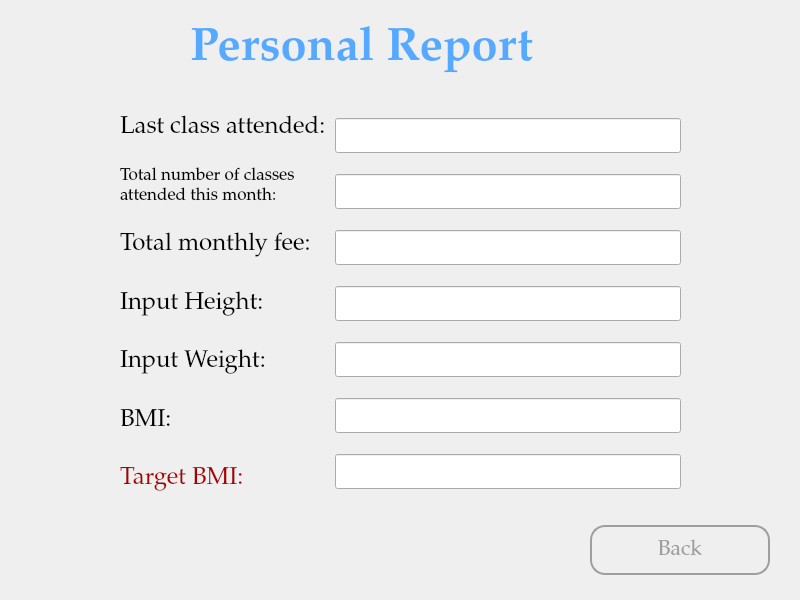
First picture: the form in UI/PersonalReportPageUI.ui, repository tural777/FinalProject, before the edit.
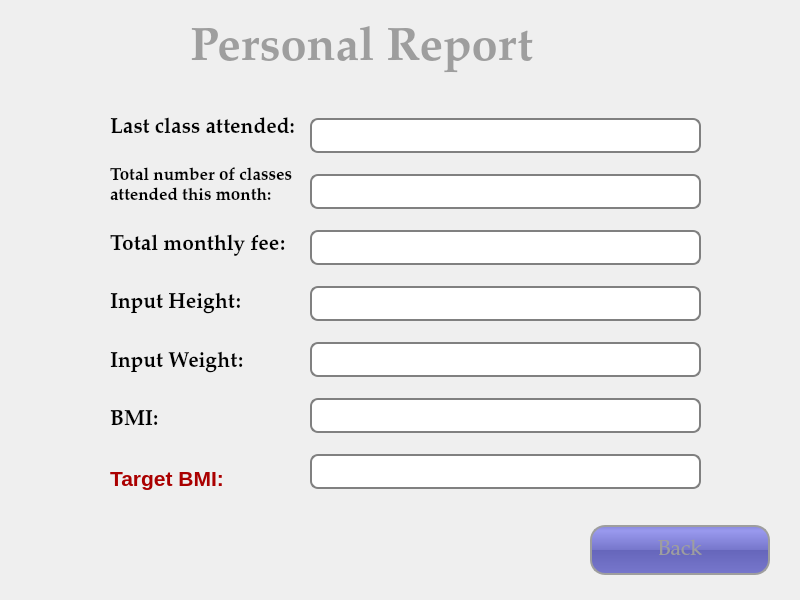
Second picture: the form after the edit.

```diff
--- a/UI/PersonalReportPageUI.ui
+++ b/UI/PersonalReportPageUI.ui
@@ -54,7 +54,7 @@
     <string notr="true">QPushButton{
 	border: 2px solid #9E9E9E;
 	border-radius: 15px;
-	background-color: #00000000;
+	background-color: QLinearGradient( x1: 0, y1: 0, x2: 0, y2: 1, stop: 0 #88d, stop: 0.1 #99e, stop: 0.49 #77c, stop: 0.5 #66b, stop: 1 #77c);
 	color: #9E9E9E;
 }
 QPushButton:hover{
@@ -75,15 +75,15 @@
   <widget class="QWidget" name="horizontalLayoutWidget">
    <property name="geometry">
     <rect>
-     <x>120</x>
+     <x>110</x>
      <y>100</y>
-     <width>561</width>
+     <width>591</width>
      <height>406</height>
     </rect>
    </property>
    <layout class="QHBoxLayout" name="horizontalLayout">
     <property name="spacing">
-     <number>9</number>
+     <number>15</number>
     </property>
     <item>
      <layout class="QVBoxLayout" name="verticalLayout">
@@ -92,6 +92,14 @@
       </property>
       <item>
        <widget class="QLabel" name="lbl_lastClassAtt">
+        <property name="font">
+         <font>
+          <family>Palatino Linotype</family>
+          <pointsize>16</pointsize>
+          <weight>75</weight>
+          <bold>true</bold>
+         </font>
+        </property>
         <property name="text">
          <string>Last class attended:</string>
         </property>
@@ -103,6 +111,8 @@
          <font>
           <family>Palatino Linotype</family>
           <pointsize>13</pointsize>
+          <weight>75</weight>
+          <bold>true</bold>
          </font>
         </property>
         <property name="text">
@@ -113,6 +123,14 @@
       </item>
       <item>
        <widget class="QLabel" name="lbl_totalMonthlyFee">
+        <property name="font">
+         <font>
+          <family>Palatino Linotype</family>
+          <pointsize>16</pointsize>
+          <weight>75</weight>
+          <bold>true</bold>
+         </font>
+        </property>
         <property name="text">
          <string>Total monthly fee:</string>
         </property>
@@ -120,6 +138,14 @@
       </item>
       <item>
        <widget class="QLabel" name="lbl_inputHeight">
+        <property name="font">
+         <font>
+          <family>Palatino Linotype</family>
+          <pointsize>16</pointsize>
+          <weight>75</weight>
+          <bold>true</bold>
+         </font>
+        </property>
         <property name="text">
          <string>Input Height:</string>
         </property>
@@ -127,6 +153,14 @@
       </item>
       <item>
        <widget class="QLabel" name="lbl_inputWeight">
+        <property name="font">
+         <font>
+          <family>Palatino Linotype</family>
+          <pointsize>16</pointsize>
+          <weight>75</weight>
+          <bold>true</bold>
+         </font>
+        </property>
         <property name="text">
          <string>Input Weight:</string>
         </property>
@@ -134,6 +168,14 @@
       </item>
       <item>
        <widget class="QLabel" name="lbl_BMI">
+        <property name="font">
+         <font>
+          <family>Palatino Linotype</family>
+          <pointsize>16</pointsize>
+          <weight>75</weight>
+          <bold>true</bold>
+         </font>
+        </property>
         <property name="text">
          <string>BMI:</string>
         </property>
@@ -141,6 +183,14 @@
       </item>
       <item>
        <widget class="QLabel" name="lbl_targetBMI">
+        <property name="font">
+         <font>
+          <family>MS Shell Dlg 2</family>
+          <pointsize>16</pointsize>
+          <weight>75</weight>
+          <bold>true</bold>
+         </font>
+        </property>
         <property name="styleSheet">
          <string notr="true">color: rgb(170, 0, 0);</string>
         </property>
@@ -160,25 +210,88 @@
        <number>5</number>
       </property>
       <item>
-       <widget class="QLineEdit" name="txt_lastClassAtt"/>
+       <widget class="QLineEdit" name="txt_lastClassAtt">
+        <property name="styleSheet">
+         <string notr="true">QLineEdit {
+padding: 1px;
+border-style: solid;
+border: 2px solid gray;
+border-radius: 8px;
+}</string>
+        </property>
+       </widget>
       </item>
       <item>
-       <widget class="QLineEdit" name="txt_TotNumOfClsAttThisMonth"/>
+       <widget class="QLineEdit" name="txt_TotNumOfClsAttThisMonth">
+        <property name="styleSheet">
+         <string notr="true">QLineEdit {
+padding: 1px;
+border-style: solid;
+border: 2px solid gray;
+border-radius: 8px;
+}</string>
+        </property>
+       </widget>
       </item>
       <item>
-       <widget class="QLineEdit" name="txt_totalMonthlyFee"/>
+       <widget class="QLineEdit" name="txt_totalMonthlyFee">
+        <property name="styleSheet">
+         <string notr="true">QLineEdit {
+padding: 1px;
+border-style: solid;
+border: 2px solid gray;
+border-radius: 8px;
+}</string>
+        </property>
+       </widget>
       </item>
       <item>
-       <widget class="QLineEdit" name="txt_inputHeight"/>
+       <widget class="QLineEdit" name="txt_inputHeight">
+        <property name="styleSheet">
+         <string notr="true">QLineEdit {
+padding: 1px;
+border-style: solid;
+border: 2px solid gray;
+border-radius: 8px;
+}</string>
+        </property>
+       </widget>
       </item>
       <item>
-       <widget class="QLineEdit" name="txt_inputWeight"/>
+       <widget class="QLineEdit" name="txt_inputWeight">
+        <property name="styleSheet">
+         <string notr="true">QLineEdit {
+padding: 1px;
+border-style: solid;
+border: 2px solid gray;
+border-radius: 8px;
+}</string>
+        </property>
+       </widget>
       </item>
       <item>
-       <widget class="QLineEdit" name="txt_BMI"/>
+       <widget class="QLineEdit" name="txt_BMI">
+        <property name="styleSheet">
+         <string notr="true">QLineEdit {
+padding: 1px;
+border-style: solid;
+border: 2px solid gray;
+border-radius: 8px;
+}</string>
+        </property>
+       </widget>
       </item>
       <item>
-       <widget class="QLineEdit" name="txt_targetBMI"/>
+       <widget class="QLineEdit" name="txt_targetBMI">
+        <property name="styleSheet">
+         <string notr="true">QLineEdit {
+padding: 1px;
+border-style: solid;
+border: 2px solid gray;
+border-radius: 8px;
+}</string>
+        </property>
+       </widget>
       </item>
      </layout>
     </item>
@@ -202,7 +315,7 @@
     </font>
    </property>
    <property name="styleSheet">
-    <string notr="true">color: rgb(85, 170, 255);</string>
+    <string notr="true">color: #9E9E9E;</string>
    </property>
    <property name="text">
     <string>Personal Report</string>
```
